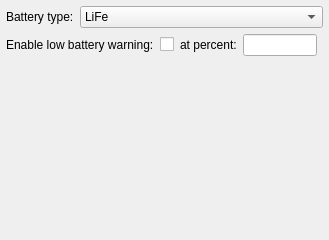
kipr/botui, file ui/BatterySettingsWidget.ui: the form before one commit.
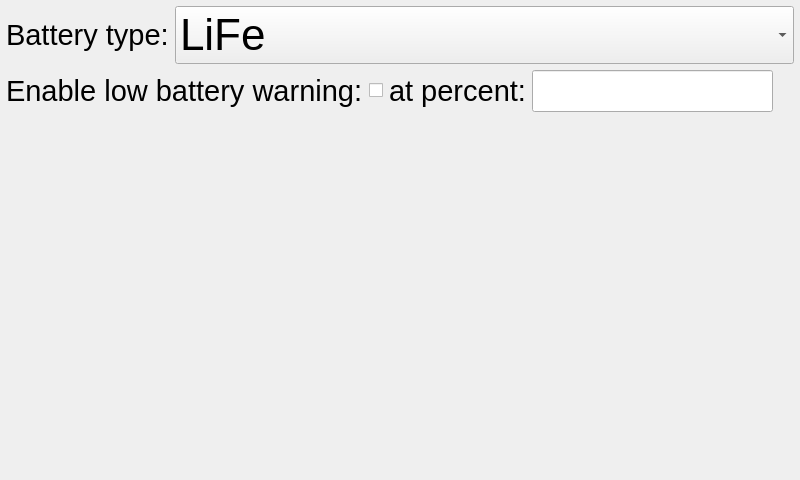
The form after the commit. Custom widgets are drawn as their Qt base class.

```diff
--- a/ui/BatterySettingsWidget.ui
+++ b/ui/BatterySettingsWidget.ui
@@ -6,8 +6,8 @@
    <rect>
     <x>0</x>
     <y>0</y>
-    <width>329</width>
-    <height>240</height>
+    <width>800</width>
+    <height>480</height>
    </rect>
   </property>
   <property name="windowTitle">
@@ -30,6 +30,11 @@
     <layout class="QHBoxLayout" name="horizontalLayout" stretch="0,1">
      <item>
       <widget class="QLabel" name="label">
+       <property name="font">
+        <font>
+         <pointsize>22</pointsize>
+        </font>
+       </property>
        <property name="text">
         <string>Battery type:</string>
        </property>
@@ -37,6 +42,11 @@
      </item>
      <item>
       <widget class="QComboBox" name="batteryType">
+       <property name="font">
+        <font>
+         <pointsize>33</pointsize>
+        </font>
+       </property>
        <item>
         <property name="text">
          <string>LiFe</string>
@@ -60,6 +70,11 @@
     <layout class="QHBoxLayout" name="horizontalLayout_3">
      <item>
       <widget class="QLabel" name="label_4">
+       <property name="font">
+        <font>
+         <pointsize>22</pointsize>
+        </font>
+       </property>
        <property name="text">
         <string>Enable low battery warning:</string>
        </property>
@@ -67,6 +82,11 @@
      </item>
      <item>
       <widget class="QCheckBox" name="warningEnabled">
+       <property name="font">
+        <font>
+         <pointsize>22</pointsize>
+        </font>
+       </property>
        <property name="text">
         <string/>
        </property>
@@ -74,13 +94,24 @@
      </item>
      <item>
       <widget class="QLabel" name="pctLabel">
+       <property name="font">
+        <font>
+         <pointsize>22</pointsize>
+        </font>
+       </property>
        <property name="text">
         <string>at percent:</string>
        </property>
       </widget>
      </item>
      <item>
-      <widget class="LineEdit" name="warningThresh"/>
+      <widget class="LineEdit" name="warningThresh">
+       <property name="font">
+        <font>
+         <pointsize>22</pointsize>
+        </font>
+       </property>
+      </widget>
      </item>
      <item>
       <spacer name="horizontalSpacer">
```
